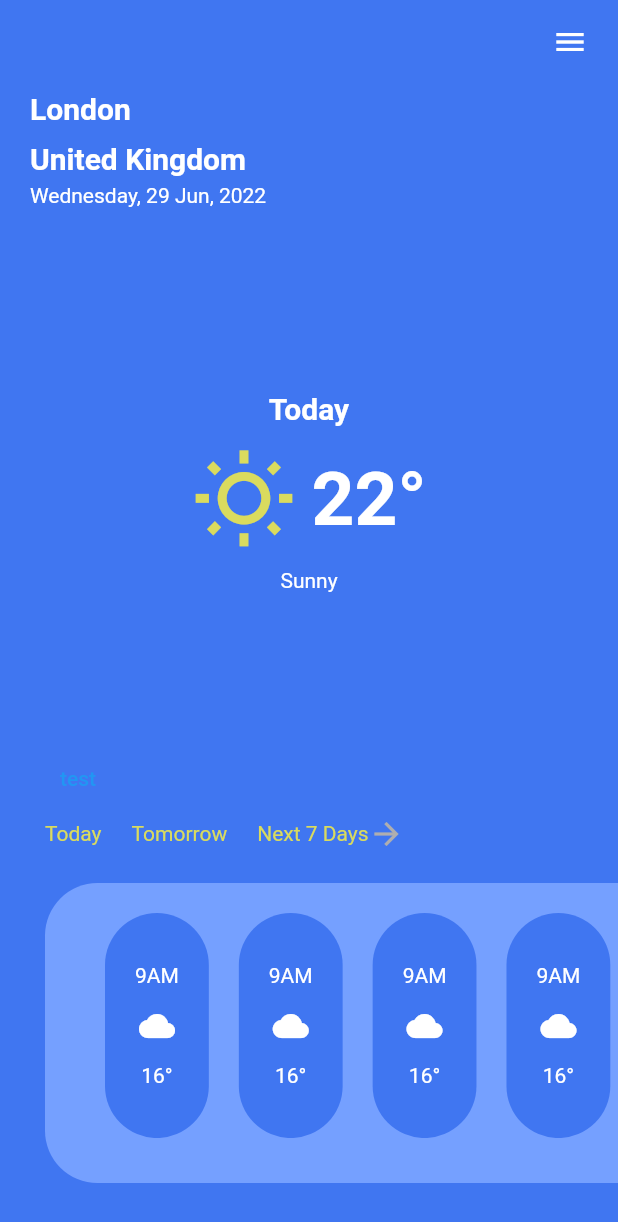
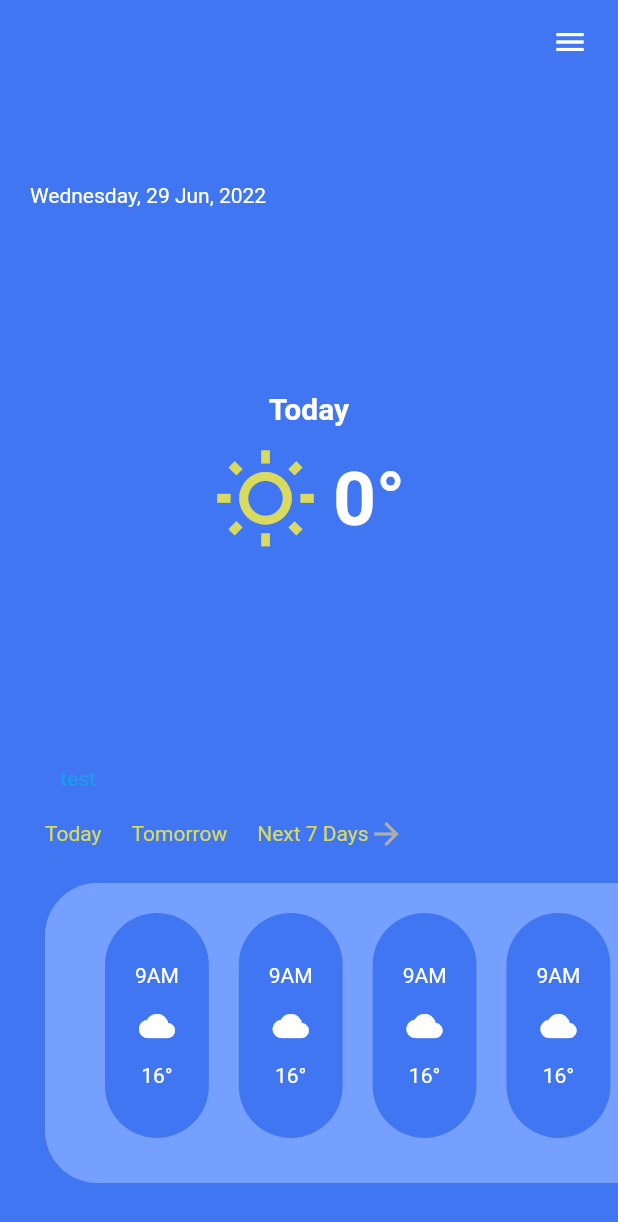
Before and after one commit to BashirYesufu/TalentQL, a Flutter app: the HomeScreen screen opened directly with empty values, after a tap on "test", on a phone screen of 412 x 824 dp. Shown: the top 1222 px of the screen. Run offline on Flutter 3.47's test engine with Material 2 defaults, Android fonts, the phone set to English and light mode, and no system bars; our stand-ins replace dio, geolocator, loading_animation_widget.

Commit message:
integrate day weather

```diff
--- a/lib/constants/api_endpoints.dart
+++ b/lib/constants/api_endpoints.dart
@@ -2,6 +2,6 @@ class APIEndpoints {
 
   static const _apiKEY = '51a7232a23646180fed466741177d565';
 
-  static String currentWeather({required String lat, required String lon}) => 'https://api.openweathermap.org/data/2.5/weather?lat=$lat&lon=$lon&appid=$_apiKEY';
-  static String fiveDayForecast({required String lat, required String lon}) => 'https://api.openweathermap.org/data/3.0/onecall?lat=$lat&lon=$lon&appid=$_apiKEY&units=metric';
+  static String currentWeather({required String lat, required String lon}) => 'https://api.openweathermap.org/data/2.5/weather?lat=$lat&lon=$lon&appid=$_apiKEY&units=metric';
+  static String fiveDayForecast({required String lat, required String lon}) => 'https://api.openweathermap.org/data/2.5/forecast?lat=$lat&lon=$lon&appid=$_apiKEY&units=metric';
 }
--- /dev/null
+++ b/lib/models/day_weather.dart
@@ -0,0 +1,12 @@
+class DayWeather {
+  int weatherID;
+  String weatherDescription, date;
+  double currentWeather;
+
+  DayWeather({
+    required this.weatherID,
+    required this.currentWeather,
+    required this.weatherDescription,
+    required this.date,
+});
+}
--- a/lib/screens/home_screen.dart
+++ b/lib/screens/home_screen.dart
@@ -9,18 +9,12 @@ import '../constants/textstyles.dart';
 import 'package:intl/intl.dart';
 import '../models/weather.dart';
 
-class HomeScreen extends StatefulWidget {
+class HomeScreen extends StatelessWidget {
   const HomeScreen({
     required this.weather,
     Key? key}) : super(key: key);
   final Weather weather;
   static const screenID = 'Home';
-
-  @override
-  State<HomeScreen> createState() => _HomeScreenState();
-}
-
-class _HomeScreenState extends State<HomeScreen> {
 
   @override
   Widget build(BuildContext context) {
@@ -41,8 +35,8 @@ class _HomeScreenState extends State<HomeScreen> {
               mainAxisAlignment: MainAxisAlignment.start,
               crossAxisAlignment: CrossAxisAlignment.start,
               children: [
-                AppText(text: 'London'),
-                AppText(text: 'United Kingdom'),
+                AppText(text: weather.cityName),
+                AppText(text: weather.country),
                 Text(DateFormat('EEEE, d MMM, yyyy').format(DateTime.now()), style: AppTextStyles.kWhite14,),
                 SizedBox(height: MediaQuery.of(context).size.height / 7,),
                 Center(
@@ -57,17 +51,17 @@ class _HomeScreenState extends State<HomeScreen> {
                           children: [
                             Icon(Icons.wb_sunny_outlined, color: AppColors.gold, size: 70,),
                             SizedBox(width: 10,),
-                            Text('22°', style: AppTextStyles.kWhiteBold50,)
+                            Text('${weather.currentWeather.ceil()}°', style: AppTextStyles.kWhiteBold50,)
                           ],
                         ),
                       ),
-                      Text('Sunny', style: AppTextStyles.kWhite14,)
+                      Text(weather.weatherDescription, style: AppTextStyles.kWhite14,)
                     ],
                   ),
                 ),
                 SizedBox(height: 100,),
-                TextButton(onPressed: ()async{
-                  await WeatherService().getCurrentWeather();
+                TextButton(onPressed: ()async {
+                  await WeatherService().getFiveDayForecast();
                 }, child: Text('test'))
               ],
             ),
--- a/lib/services/weather_service.dart
+++ b/lib/services/weather_service.dart
@@ -1,6 +1,8 @@
+import 'dart:convert';
 import 'package:dio/dio.dart';
 import 'package:geolocator/geolocator.dart';
 import 'package:talent_ql/constants/api_endpoints.dart';
+import 'package:talent_ql/models/day_weather.dart';
 import 'package:talent_ql/models/weather.dart';
 import 'package:talent_ql/services/location_service.dart';
 
@@ -26,4 +28,29 @@ class WeatherService {
     }
   }
 
+  Future<List<DayWeather>> getFiveDayForecast() async {
+    Dio dioPlain = Dio(BaseOptions(responseType: ResponseType.plain));
+    final List<DayWeather> weathers = [];
+    try{
+      Position position = await _locationService.getCurrentLocation();
+      var response = await dioPlain.get(APIEndpoints.fiveDayForecast(
+          lat: '${position.latitude}',
+          lon: '${position.longitude}'));
+      var jsonData = Map<String, dynamic>.from(json.decode(response.data.toString()));
+      List<dynamic> data = jsonData['list'];
+      for (var weather in data){
+        DayWeather newWeather = DayWeather(
+            weatherID: weather['weather'][0]['id'],
+            currentWeather: weather['main']['temp'],
+            weatherDescription: weather['weather'][0]['main'],
+            date: weather['dt_txt'],
+        );
+        weathers.add(newWeather);
+      }
+      print(weathers.length);
+      return weathers;
+    } catch(e) {
+      rethrow;
+    }
+  }
 }
--- a/pubspec.yaml
+++ b/pubspec.yaml
@@ -38,6 +38,7 @@ dependencies:
   intl: ^0.17.0
   dio: ^4.0.6
   loading_animation_widget: ^1.2.0
+
 
 dev_dependencies:
   flutter_test:
```
Also changed, not shown: pubspec.lock.
